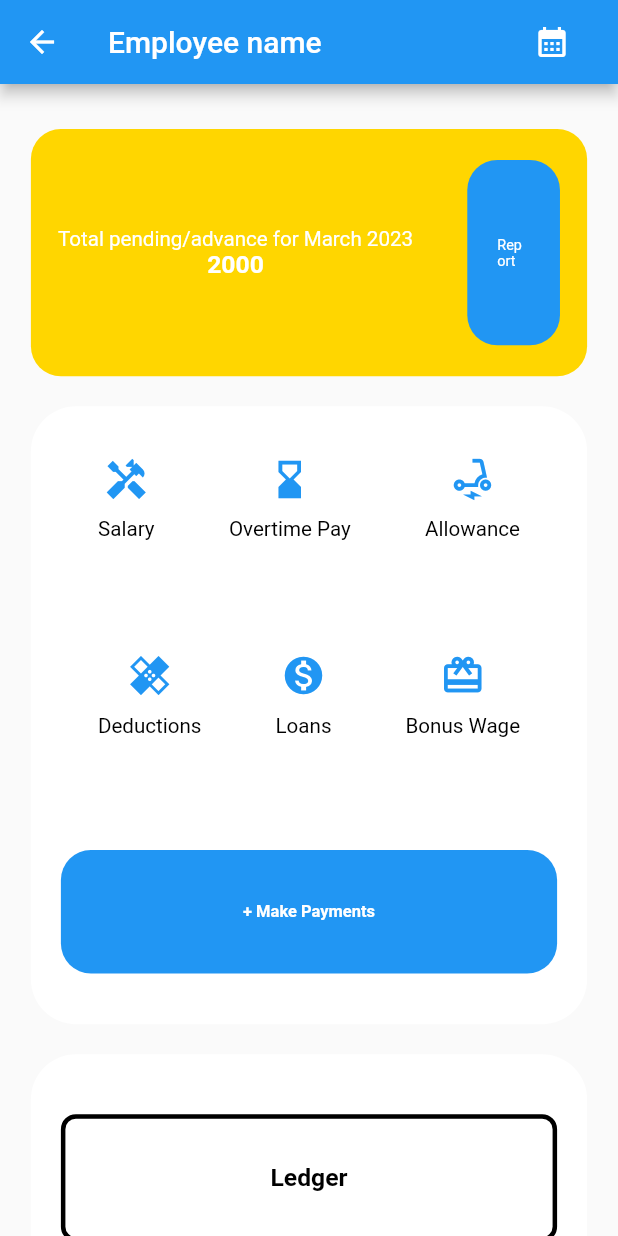
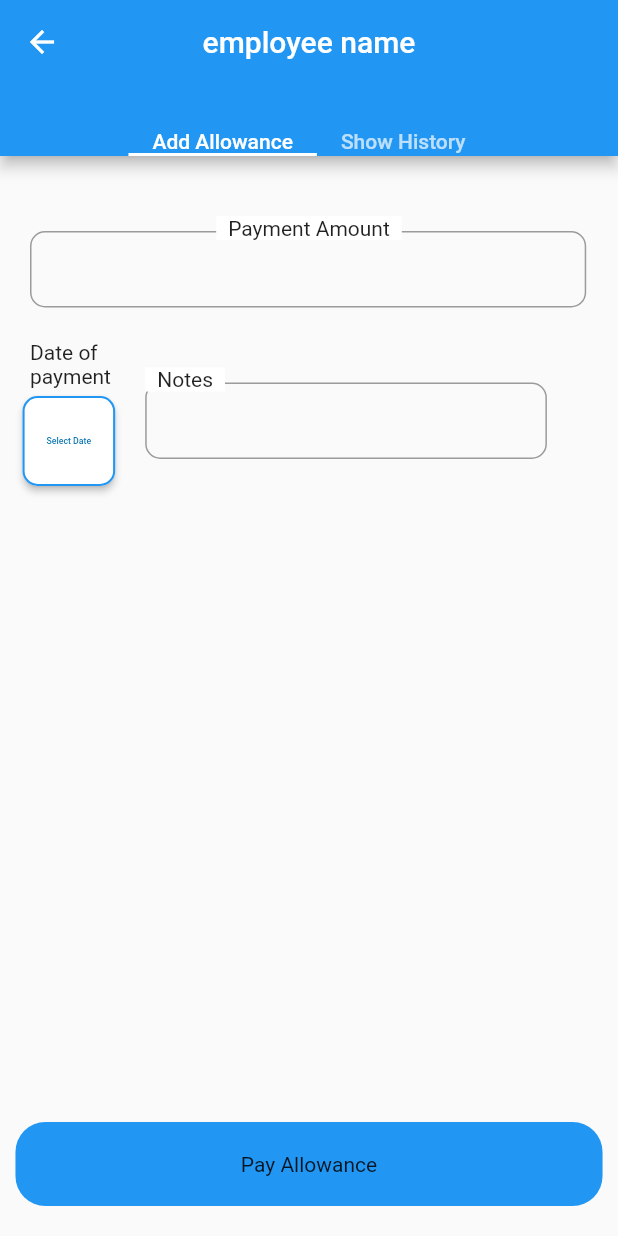
Before and after one commit to hariharankk/payments, a Flutter app: the screen it shows after launch, after a tap on "Allowance", on a phone screen of 412 x 824 dp. Run offline on Flutter 3.47's test engine with Material 2 defaults, Android fonts, the phone set to English and light mode, and no system bars; our stand-ins replace get, sizer.

Commit message:
'commit'

```diff
--- a/lib/global.dart
+++ b/lib/global.dart
@@ -26,3 +26,5 @@ Decoration mainbox = BoxDecoration(borderRadius: BorderRadius.circular(30.0),col
 Decoration upperbox =  BoxDecoration(borderRadius: BorderRadius.circular(20.0), color: Colors.yellowAccent[700],);
 
 Decoration innerbox = BoxDecoration(borderRadius: BorderRadius.circular(20.0),color: Colors.blue);
+
+List<Widget> tabs= [Text('Add Allowance'),Text('Show History')];
--- a/lib/main.dart
+++ b/lib/main.dart
@@ -5,6 +5,7 @@ import 'package:payment/widgets/custom icon.dart';
 import 'package:payment/widgets/custom inkwell.dart';
 import 'package:sizer/sizer.dart';
 import 'package:payment/widgets/Ledger list.dart';
+import 'package:payment/widgets/allowance.dart';
 
 void main() {
   runApp(MyApp());
@@ -120,7 +121,11 @@ class _paymentsState extends State<payments> {
 
                        custominkwell(
                            icon :customicon(icon: Icons.electric_scooter_outlined),
-                           text : 'Allowance'),
+                           text : 'Allowance',
+                            onpress: (){
+                             Get.to(() => allowance());
+                            },
+                            ),
                      ],
                    ),
                    SizedBox(height: 20,),
--- /dev/null
+++ b/lib/widgets/Buttonheader.dart
@@ -0,0 +1,86 @@
+import 'package:flutter/material.dart';
+
+class ButtonHeaderWidget extends StatelessWidget {
+  final String title;
+  final String text;
+  final VoidCallback onClicked;
+
+  const ButtonHeaderWidget({
+
+    required this.title,
+    required this.text,
+    required this.onClicked,
+  });
+
+  @override
+  Widget build(BuildContext context) => HeaderWidget(
+    title: title,
+    child: ButtonWidget(
+      text: text,
+      onClicked: onClicked,
+    ),
+  );
+}
+
+class ButtonWidget extends StatelessWidget {
+  final String text;
+  final VoidCallback onClicked;
+  //final Icon icon;
+
+  const ButtonWidget({
+    required this.text,
+    //required this.icon,
+    required this.onClicked,
+  });
+
+  @override
+  Widget build(BuildContext context) => ElevatedButton(
+    style: ElevatedButton.styleFrom(
+      shape: RoundedRectangleBorder(
+        side: BorderSide(color:Colors.blue,width:1.4),
+        borderRadius: BorderRadius.circular(10),
+      ),
+      fixedSize: Size(180,60),
+      primary: Color.fromARGB(255, 255, 255, 255),
+    ),
+    child: FittedBox(
+      child: Text(
+        text,
+        style: TextStyle(fontSize: 20, color: Color.fromARGB(255, 5, 116, 176)),
+      ),
+    ),
+    onPressed: onClicked,
+  );
+}
+
+class HeaderWidget extends StatelessWidget {
+  final String title;
+  final Widget child;
+  // final Icon icon;
+
+  const HeaderWidget({
+    required this.title,
+    required this.child,
+    // @required this.icon,
+  });
+
+  @override
+  Widget build(BuildContext context) => Container(
+    margin: EdgeInsets.only(left: 10),
+    width: MediaQuery.of(context).size .width *0.15,
+    child: Column(
+      crossAxisAlignment: CrossAxisAlignment.start,
+      children: [
+        // Icon(Icons.icon),
+        Padding(
+          padding: EdgeInsets.only(left: 5),
+          child: Text(
+            title,
+          ),
+        ),
+        SizedBox(height: 5,),
+        child,
+      ],
+    ),
+  );
+}
--- /dev/null
+++ b/lib/widgets/allowance.dart
@@ -0,0 +1,75 @@
+import 'package:flutter/gestures.dart';
+import 'package:flutter/material.dart';
+import 'package:payment/widgets/date picker.dart';
+import 'package:get/get.dart';
+import 'package:payment/widgets/rounded button.dart';
+import 'package:payment/global.dart';
+
+class allowance extends StatelessWidget {
+  //allowance({}) ;
+  @override
+  Widget build(BuildContext context) {
+    return  DefaultTabController(
+      length: 2,
+      child: Scaffold(
+          appBar: AppBar(title: Text('employee name'),
+            centerTitle: true,
+            bottom: TabBar(
+              isScrollable: true,
+              tabs: tabs,
+              indicatorColor: Colors.white,
+            ),
+          leading: IconButton(
+          icon: Icon(Icons.arrow_back),
+             onPressed: () {
+                Get.back();
+              }
+          ),),
+          body: TabBarView(
+              physics: BouncingScrollPhysics(),
+              dragStartBehavior: DragStartBehavior.start,
+              children: [
+                Column(
+                  crossAxisAlignment: CrossAxisAlignment.center,
+                  mainAxisSize: MainAxisSize.max,
+                  mainAxisAlignment: MainAxisAlignment.spaceBetween,
+                  children: <Widget>[
+                    Container(
+                        child: Column(
+                          children: <Widget>[
+                            SizedBox(height: 20,),
+                            roundedtextbutton(text: 'Payment Amount',width: MediaQuery.of(context).size  .width *0.90,),
+                            Row(
+                              children: <Widget>[
+                                SizedBox(width: 5,),
+                                DatePickerWidget(),
+                                roundedtextbutton(text: 'Notes',width: MediaQuery.of(context).size  .width *0.65),
+                             ],
+                            ),
+                          ],
+                        ),
+                     ),
+                     GestureDetector(
+                      onTap: (){
+                         Get.back();
+                       },
+                       child: Container(
+                          width: MediaQuery.of(context).size  .width *0.95,
+                          padding: EdgeInsets.all(20),
+                          decoration: BoxDecoration(
+                            borderRadius: BorderRadius.circular(20.0),
+                            color: Colors.blue,
+                          ),
+                          margin: EdgeInsets.only(bottom: 20),
+                          child: Center(child: Text('Pay Allowance')),
+                        ),
+                     ),
+                   ]
+                 ),
+                Container()
+              ]
+            )
+          ),
+    );
+   }
+}
--- a/lib/widgets/custom inkwell.dart
+++ b/lib/widgets/custom inkwell.dart
@@ -5,15 +5,17 @@ import 'package:sizer/sizer.dart';
 class custominkwell extends StatelessWidget {
   Widget? icon;
   String? text;
+  VoidCallback? onpress;
   custominkwell({
     this.icon,
-    this.text
+    this.text,
+    this.onpress
 });
 
   @override
   Widget build(BuildContext context) {
     return                       InkWell(
-      onTap: (){},
+      onTap: onpress,
       child: Column(
         children: <Widget>[
           icon!,
--- /dev/null
+++ b/lib/widgets/date picker.dart
@@ -0,0 +1,42 @@
+import 'package:flutter/material.dart';
+import 'package:intl/intl.dart';
+import 'package:payment/widgets/Buttonheader.dart';
+
+class DatePickerWidget extends StatefulWidget {
+  @override
+  _DatePickerWidgetState createState() => _DatePickerWidgetState();
+}
+
+class _DatePickerWidgetState extends State<DatePickerWidget> {
+  DateTime? date;
+
+  String getText() {
+    if (date == null) {
+      return 'Select Date';
+    } else {
+      return DateFormat('MM/dd/yyyy').format(date!);
+      // return '${date.month}/${date.day}/${date.year}';
+    }
+  }
+
+  @override
+  Widget build(BuildContext context) => ButtonHeaderWidget(
+    title: 'Date of payment',
+    text: getText(),
+    onClicked: () => pickDate(context),
+  );
+
+  Future pickDate(BuildContext context) async {
+    final initialDate = DateTime.now();
+    final newDate = await showDatePicker(
+      context: context,
+      initialDate: date ?? initialDate,
+      firstDate: DateTime(DateTime.now().year - 5),
+      lastDate: DateTime(DateTime.now().year + 5),
+    );
+
+    if (newDate == null) return;
+
+    setState(() => date = newDate);
+  }
+}
--- /dev/null
+++ b/lib/widgets/rounded button.dart
@@ -0,0 +1,57 @@
+import 'package:flutter/material.dart';
+
+class roundedtextbutton extends StatelessWidget {
+  String text;
+  double width;
+  roundedtextbutton({required this.text,required this.width});
+  TextEditingController cont = new TextEditingController();
+  String? Payment;
+  late double unitHeightValue, unitWidthValue;
+
+
+  @override
+  Widget build(BuildContext context) {
+    unitHeightValue = MediaQuery.of(context).size.height * 0.001;
+    unitWidthValue = MediaQuery.of(context).size  .width * 0.001;
+    return Container(
+      margin: const EdgeInsets.symmetric(horizontal: 20, vertical: 20),
+      child: Stack(
+        children: <Widget>[
+          Container(
+            padding: const EdgeInsets.only(top: 10),
+            child: TextFormField(
+              style: TextStyle(
+                  fontWeight: FontWeight.bold,
+                  color: Colors.black54,
+                  fontSize: 20 * unitHeightValue),
+              controller: cont,
+              textAlign: TextAlign.center,
+              keyboardType: TextInputType.name,
+              onChanged: (payment) => Payment,
+              decoration: InputDecoration(
+                constraints: BoxConstraints.tightFor(
+                  width: width,
+                ),
+                isDense: true,
+                border: OutlineInputBorder(
+                    borderRadius: BorderRadius.circular(10)),
+              ),
+            ),
+          ),
+          Align(
+            alignment: Alignment.topCenter,
+            child: Container(
+              color: Colors.white,
+              child: Padding(
+                padding: const EdgeInsets.symmetric(horizontal: 8.0),
+                child: Text(
+                  text,
+                ),
+              ),
+            ),
+          ),
+        ],
+      ),
+    );
+  }
+}
--- a/pubspec.yaml
+++ b/pubspec.yaml
@@ -38,6 +38,7 @@ dependencies:
   cupertino_icons: ^1.0.2
   get: ^4.6.5
   sizer: ^2.0.15
+  intl: 0.17.0
 
 dev_dependencies:
   flutter_test:
```
Also changed, not shown: pubspec.lock.
